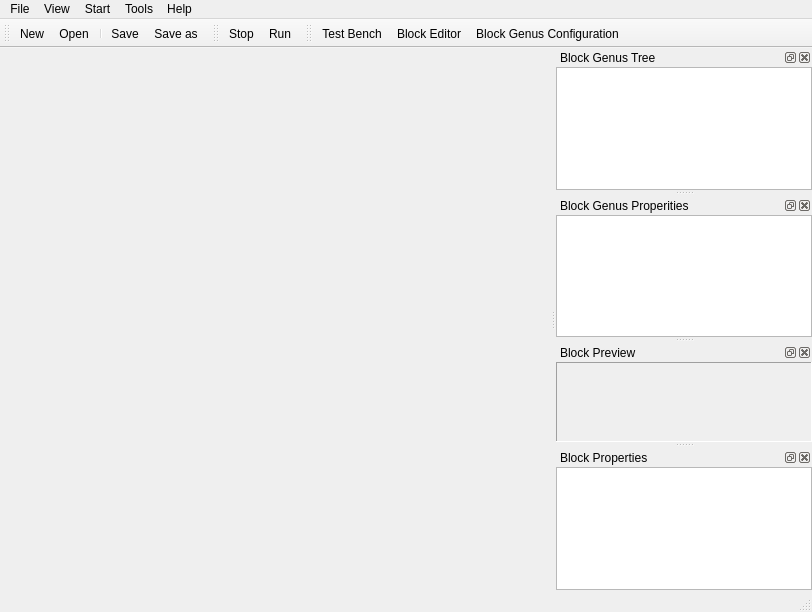
Above: main.ui from go2net/PythonBlocks before the change. Below: the same form after it.
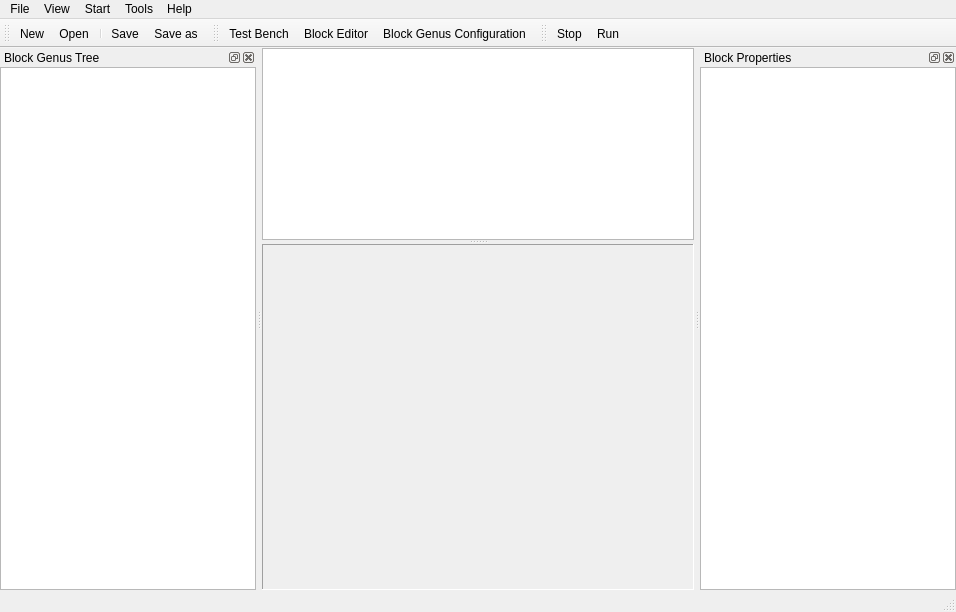
That is the form after the change. The open tabs and pages were chosen to show the change. Icons and pictures are not drawn. Custom widgets are drawn as their Qt base class.

Diff of the .ui file:
```diff
--- a/main.ui
+++ b/main.ui
@@ -6,7 +6,7 @@
    <rect>
     <x>0</x>
     <y>0</y>
-    <width>812</width>
+    <width>956</width>
     <height>612</height>
    </rect>
   </property>
@@ -17,18 +17,65 @@
    <string/>
   </property>
   <widget class="QWidget" name="centralwidget">
-   <layout class="QGridLayout" name="gridLayout">
-    <property name="margin">
-     <number>0</number>
-    </property>
+   <layout class="QVBoxLayout" name="verticalLayout_4">
     <property name="spacing">
      <number>0</number>
     </property>
-    <item row="0" column="0">
+    <property name="margin">
+     <number>0</number>
+    </property>
+    <item>
      <widget class="QStackedWidget" name="stackedWidget">
+      <property name="currentIndex">
+       <number>2</number>
+      </property>
       <widget class="QWidget" name="pgHome"/>
       <widget class="QWidget" name="pgBlockEditor"/>
-      <widget class="QWidget" name="pgBlockGenusConfig"/>
+      <widget class="QWidget" name="pgBlockGenusConfig">
+       <layout class="QVBoxLayout" name="verticalLayout">
+        <property name="spacing">
+         <number>0</number>
+        </property>
+        <property name="margin">
+         <number>0</number>
+        </property>
+        <item>
+         <widget class="QSplitter" name="splitter">
+          <property name="orientation">
+           <enum>Qt::Vertical</enum>
+          </property>
+          <widget class="QPropertyEditorWidget" name="tvBlockGenusView">
+           <property name="sizePolicy">
+            <sizepolicy hsizetype="Preferred" vsizetype="Preferred">
+             <horstretch>0</horstretch>
+             <verstretch>0</verstretch>
+            </sizepolicy>
+           </property>
+          </widget>
+          <widget class="QFrame" name="wndPreview">
+           <property name="sizePolicy">
+            <sizepolicy hsizetype="Preferred" vsizetype="Preferred">
+             <horstretch>0</horstretch>
+             <verstretch>1</verstretch>
+            </sizepolicy>
+           </property>
+           <property name="minimumSize">
+            <size>
+             <width>0</width>
+             <height>0</height>
+            </size>
+           </property>
+           <property name="frameShape">
+            <enum>QFrame::Panel</enum>
+           </property>
+           <property name="frameShadow">
+            <enum>QFrame::Sunken</enum>
+           </property>
+          </widget>
+         </widget>
+        </item>
+       </layout>
+      </widget>
      </widget>
     </item>
    </layout>
@@ -38,7 +85,7 @@
     <rect>
      <x>0</x>
      <y>0</y>
-     <width>812</width>
+     <width>956</width>
      <height>21</height>
     </rect>
    </property>
@@ -59,9 +106,6 @@
      <string>View</string>
     </property>
     <addaction name="actionMainToolbar"/>
-    <addaction name="actionBlockGenusTree"/>
-    <addaction name="actionBlockProperities"/>
-    <addaction name="actionBlockPreview"/>
     <addaction name="separator"/>
     <addaction name="actionTestBench"/>
     <addaction name="actionBlockEditor"/>
@@ -94,22 +138,6 @@
    <addaction name="menuTools"/>
    <addaction name="menuHelp"/>
   </widget>
-  <widget class="QToolBar" name="toolBar">
-   <property name="windowTitle">
-    <string>toolBar</string>
-   </property>
-   <attribute name="toolBarArea">
-    <enum>TopToolBarArea</enum>
-   </attribute>
-   <attribute name="toolBarBreak">
-    <bool>false</bool>
-   </attribute>
-   <addaction name="actionNew"/>
-   <addaction name="actionOpen"/>
-   <addaction name="separator"/>
-   <addaction name="actionSave"/>
-   <addaction name="actionSaveAs"/>
-  </widget>
   <widget class="QDockWidget" name="blockGenusWnd">
    <property name="allowedAreas">
     <set>Qt::AllDockWidgetAreas</set>
@@ -118,7 +146,7 @@
     <string>Block Genus Tree</string>
    </property>
    <attribute name="dockWidgetArea">
-    <number>2</number>
+    <number>1</number>
    </attribute>
    <widget class="QWidget" name="dockWidgetContents_2">
     <layout class="QGridLayout" name="gridLayout_2">
@@ -156,65 +184,51 @@
     </layout>
    </widget>
   </widget>
+  <widget class="QStatusBar" name="statusbar"/>
+  <widget class="QToolBar" name="toolBar2">
+   <property name="windowTitle">
+    <string>toolBar2</string>
+   </property>
+   <attribute name="toolBarArea">
+    <enum>TopToolBarArea</enum>
+   </attribute>
+   <attribute name="toolBarBreak">
+    <bool>false</bool>
+   </attribute>
+   <addaction name="actionNew"/>
+   <addaction name="actionOpen"/>
+   <addaction name="separator"/>
+   <addaction name="actionSave"/>
+   <addaction name="actionSaveAs"/>
+  </widget>
+  <widget class="QToolBar" name="toolBar1">
+   <property name="windowTitle">
+    <string>toolBar2</string>
+   </property>
+   <attribute name="toolBarArea">
+    <enum>TopToolBarArea</enum>
+   </attribute>
+   <attribute name="toolBarBreak">
+    <bool>false</bool>
+   </attribute>
+   <addaction name="actionTestBench"/>
+   <addaction name="actionBlockEditor"/>
+   <addaction name="actionBlockGenusConfiguration"/>
+  </widget>
+  <widget class="QToolBar" name="toolBar3">
+   <property name="windowTitle">
+    <string>toolBar3</string>
+   </property>
+   <attribute name="toolBarArea">
+    <enum>TopToolBarArea</enum>
+   </attribute>
+   <attribute name="toolBarBreak">
+    <bool>false</bool>
+   </attribute>
+   <addaction name="actionStop"/>
+   <addaction name="actionRun"/>
+  </widget>
   <widget class="QDockWidget" name="blockPropWnd">
-   <property name="allowedAreas">
-    <set>Qt::AllDockWidgetAreas</set>
-   </property>
-   <property name="windowTitle">
-    <string>Block Genus Properities</string>
-   </property>
-   <attribute name="dockWidgetArea">
-    <number>2</number>
-   </attribute>
-   <widget class="QWidget" name="dockWidgetContents">
-    <layout class="QVBoxLayout" name="verticalLayout">
-     <property name="spacing">
-      <number>0</number>
-     </property>
-     <property name="margin">
-      <number>0</number>
-     </property>
-     <item>
-      <widget class="QPropertyEditorWidget" name="tvBlockGenusView"/>
-     </item>
-    </layout>
-   </widget>
-  </widget>
-  <widget class="QDockWidget" name="blockPreviewWnd">
-   <property name="windowTitle">
-    <string>Block Preview</string>
-   </property>
-   <attribute name="dockWidgetArea">
-    <number>2</number>
-   </attribute>
-   <widget class="QWidget" name="dockWidgetContents_3">
-    <layout class="QVBoxLayout" name="verticalLayout_2">
-     <property name="spacing">
-      <number>0</number>
-     </property>
-     <property name="margin">
-      <number>0</number>
-     </property>
-     <item>
-      <widget class="QFrame" name="wndPreview">
-       <property name="minimumSize">
-        <size>
-         <width>0</width>
-         <height>80</height>
-        </size>
-       </property>
-       <property name="frameShape">
-        <enum>QFrame::Panel</enum>
-       </property>
-       <property name="frameShadow">
-        <enum>QFrame::Sunken</enum>
-       </property>
-      </widget>
-     </item>
-    </layout>
-   </widget>
-  </widget>
-  <widget class="QDockWidget" name="dockWidget">
    <property name="windowTitle">
     <string>Block Properties</string>
    </property>
@@ -235,34 +249,6 @@
     </layout>
    </widget>
   </widget>
-  <widget class="QStatusBar" name="statusbar"/>
-  <widget class="QToolBar" name="toolBar_3">
-   <property name="windowTitle">
-    <string>toolBar_3</string>
-   </property>
-   <attribute name="toolBarArea">
-    <enum>TopToolBarArea</enum>
-   </attribute>
-   <attribute name="toolBarBreak">
-    <bool>false</bool>
-   </attribute>
-   <addaction name="actionStop"/>
-   <addaction name="actionRun"/>
-  </widget>
-  <widget class="QToolBar" name="toolBar_2">
-   <property name="windowTitle">
-    <string>toolBar_2</string>
-   </property>
-   <attribute name="toolBarArea">
-    <enum>TopToolBarArea</enum>
-   </attribute>
-   <attribute name="toolBarBreak">
-    <bool>false</bool>
-   </attribute>
-   <addaction name="actionTestBench"/>
-   <addaction name="actionBlockEditor"/>
-   <addaction name="actionBlockGenusConfiguration"/>
-  </widget>
   <action name="actionOpen">
    <property name="icon">
     <iconset>
```
Left out of the diff: 79 changed lines with no effect on the pictures.
